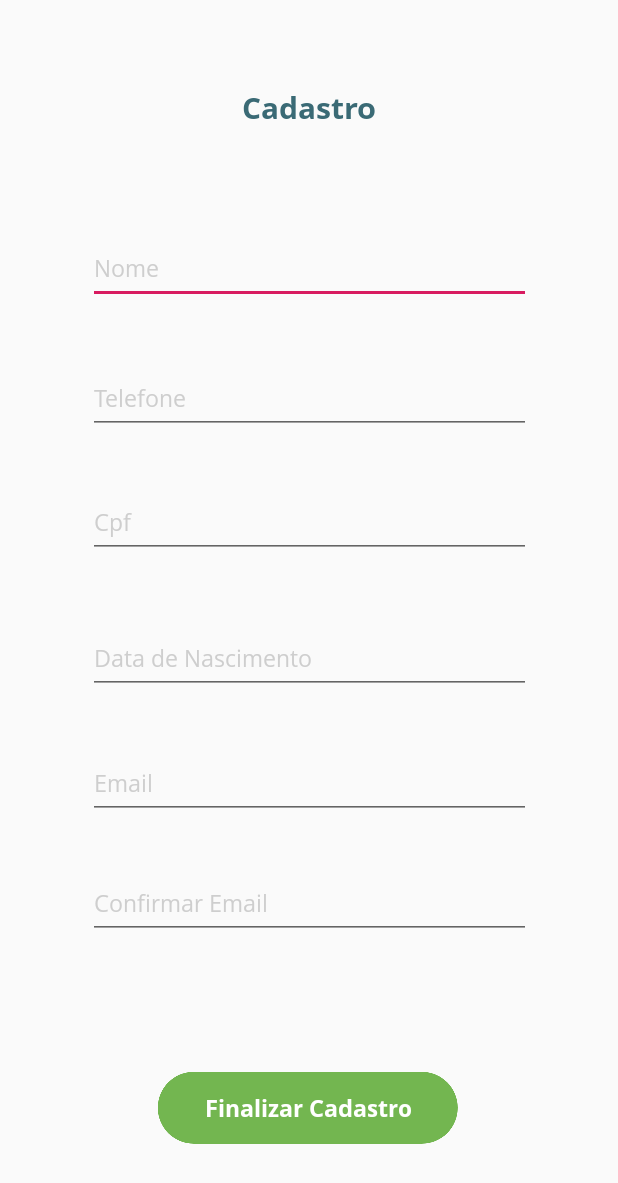
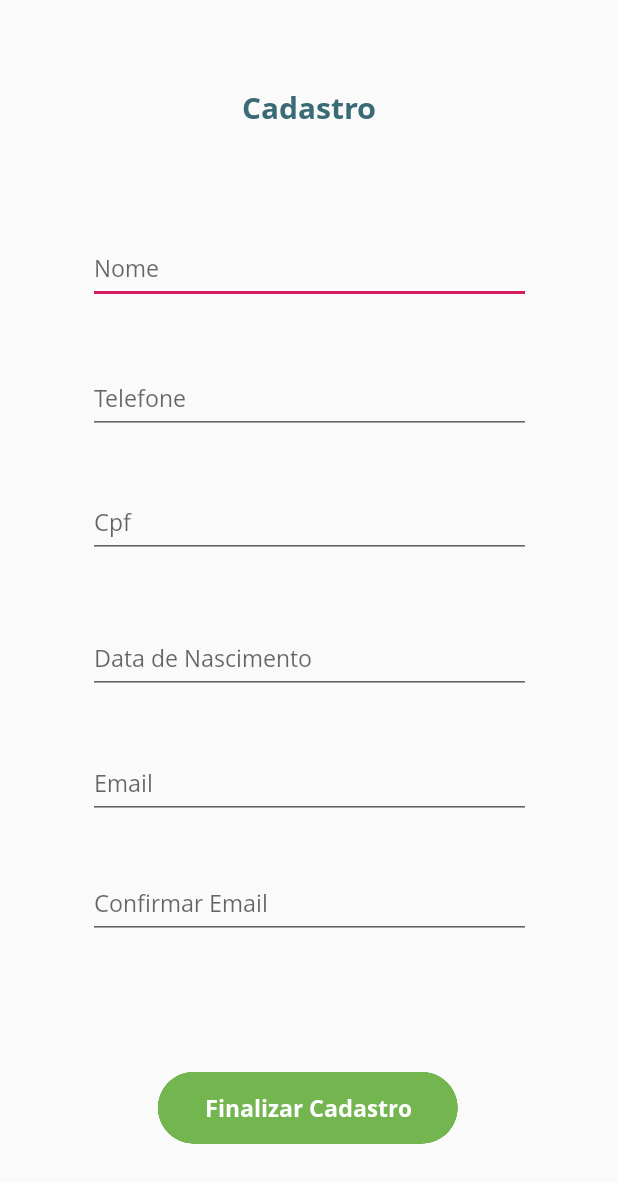
Before and after one commit to lucasdiniz10/AppServicosAutonomos, an Android app: the FormCadastroContratante screen opened directly, with no data from a screen before it, on a phone screen of 412 x 824 dp. Shown: the top 1183 px of the screen. Run offline under Robolectric (Android 15) with nearby library versions, the phone set to English and light mode, and no system bars.

Commit message:
implementando botoes

```diff
--- a/app/src/main/res/layout/activity_form_cadastro_contratante.xml
+++ b/app/src/main/res/layout/activity_form_cadastro_contratante.xml
@@ -13,8 +13,8 @@
         android:ems="10"
         android:fontFamily="@font/regular"
         android:inputType="textPersonName"
-        android:text="Nome"
-        android:textColor="#CECECE"
+        android:hint="Nome"
+        android:textColor="#000000"
         android:textSize="15sp"
         app:layout_constraintBottom_toBottomOf="parent"
         app:layout_constraintEnd_toEndOf="parent"
@@ -29,8 +29,8 @@
         android:ems="10"
         android:fontFamily="@font/regular"
         android:inputType="textPersonName"
-        android:text="Confirmar Email"
-        android:textColor="#CECECE"
+        android:hint="Confirmar Email"
+        android:textColor="#000000"
         android:textSize="15sp"
         app:layout_constraintBottom_toBottomOf="parent"
         app:layout_constraintEnd_toEndOf="parent"
@@ -45,8 +45,8 @@
         android:ems="10"
         android:fontFamily="@font/regular"
         android:inputType="date"
-        android:text="Data de Nascimento"
-        android:textColor="#CECECE"
+        android:hint="Data de Nascimento"
+        android:textColor="#000000"
         android:textSize="15sp"
         app:layout_constraintBottom_toBottomOf="parent"
         app:layout_constraintEnd_toEndOf="parent"
@@ -61,8 +61,8 @@
         android:ems="10"
         android:fontFamily="@font/regular"
         android:inputType="textPersonName"
-        android:text="Cpf"
-        android:textColor="#CECECE"
+        android:hint="Cpf"
+        android:textColor="#000000"
         android:textSize="15sp"
         app:layout_constraintBottom_toBottomOf="parent"
         app:layout_constraintEnd_toEndOf="parent"
@@ -77,8 +77,8 @@
         android:ems="10"
         android:fontFamily="@font/regular"
         android:inputType="textPersonName"
-        android:text="Telefone"
-        android:textColor="#CECECE"
+        android:hint="Telefone"
+        android:textColor="#000000"
         android:textSize="15sp"
         app:layout_constraintBottom_toBottomOf="parent"
         app:layout_constraintEnd_toEndOf="parent"
@@ -93,8 +93,8 @@
         android:ems="10"
         android:fontFamily="@font/regular"
         android:inputType="textPersonName"
-        android:text="Email"
-        android:textColor="#CECECE"
+        android:hint="Email"
+        android:textColor="#000000"
         android:textSize="15sp"
         app:layout_constraintBottom_toBottomOf="parent"
         app:layout_constraintEnd_toEndOf="parent"
```
Also changed, not shown: app/src/main/java/com/example/servicosautonomos/Escolha.java (+36 -2 lines), app/src/main/res/drawable/selector_button.xml (added, +13 -0 lines), app/src/main/res/layout/activity_escolha.xml (+4 -4 lines).
